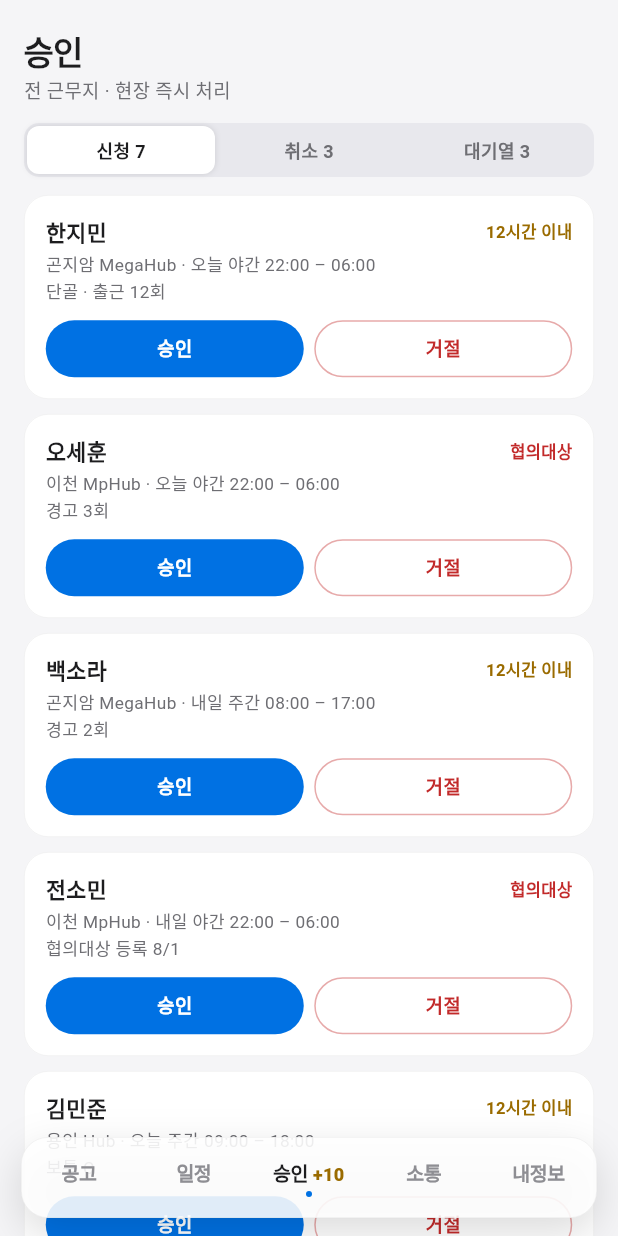
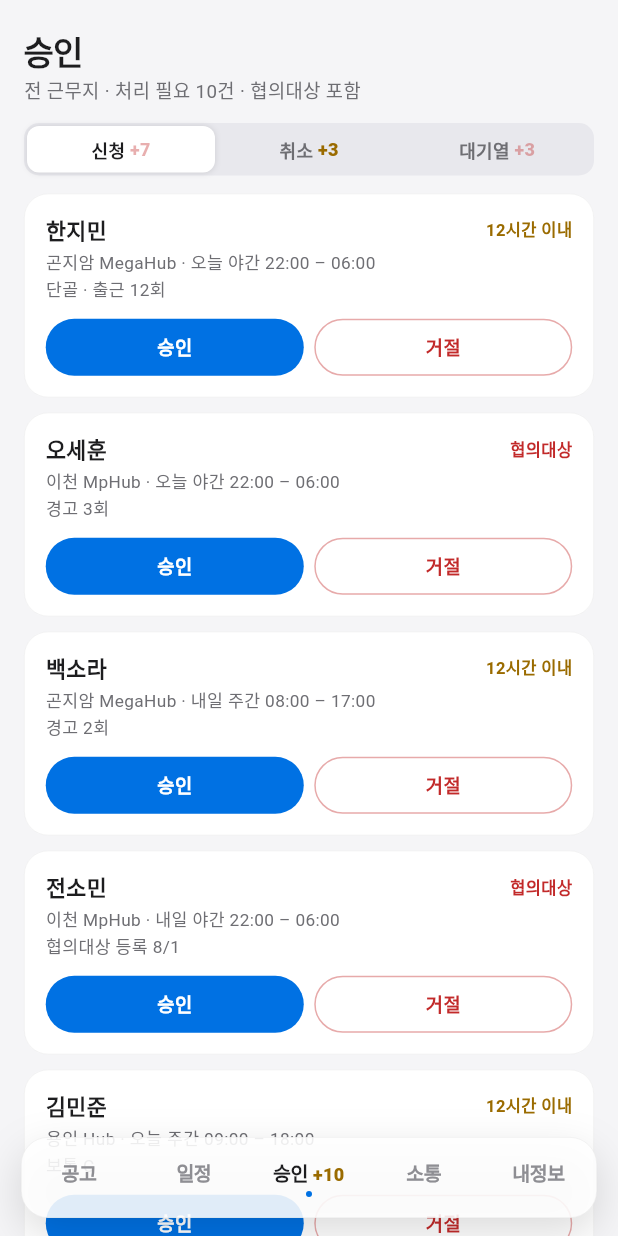
Before and after one commit to mogi-jeong/jobfit, a Flutter app: the AdminShell screen opened directly with empty values, item 3 of the bottom bar chosen, on a phone screen of 412 x 824 dp. Run offline on Flutter 3.47's test engine with Material 3 defaults, Android fonts, the phone set to English and light mode, and no system bars.

Commit message:
승인 탭 서브탭 배지 '+N' — 앰버(처리 필요)/회색(대기열 정보)/빨강+펄스(협의대상 신청·대기열 마감 5분 이내), 헤더에 처리 필요 건수

```diff
--- a/lib/main.dart
+++ b/lib/main.dart
@@ -1780,6 +1780,42 @@ Widget jPill(String t,
       ),
     );
 
+// 건수 배지 '+N' — 기본 앰버(처리 필요) · muted 회색(정보) · urgent 빨강 + 은은한 펄스(시간 임박·주의)
+Widget jBadge(int n, {bool urgent = false, bool muted = false}) {
+  final t = Text('+$n',
+      style: TextStyle(
+          fontSize: 12,
+          fontWeight: FontWeight.w800,
+          color: urgent ? JColors.red : (muted ? JColors.inactive : JColors.amber),
+          fontFeatures: const [FontFeature.tabularFigures()]));
+  return urgent ? _Pulse(child: t) : t;
+}
+
+// 1초 주기 페이드 펄스 — 진짜 급한 것에만 (장식 아님)
+class _Pulse extends StatefulWidget {
+  final Widget child;
+  const _Pulse({required this.child});
+  @override
+  State<_Pulse> createState() => _PulseState();
+}
+
+class _PulseState extends State<_Pulse> with SingleTickerProviderStateMixin {
+  late final AnimationController _c =
+      AnimationController(vsync: this, duration: const Duration(milliseconds: 900))..repeat(reverse: true);
+
+  @override
+  void dispose() {
+    _c.dispose();
+    super.dispose();
+  }
+
+  @override
+  Widget build(BuildContext context) => FadeTransition(
+        opacity: Tween<double>(begin: 1, end: .3).animate(CurvedAnimation(parent: _c, curve: Curves.easeInOut)),
+        child: widget.child,
+      );
+}
+
 void jSnack(BuildContext context, String msg) {
   ScaffoldMessenger.of(context).showSnackBar(SnackBar(
     content: Text(msg, style: const TextStyle(fontSize: 12.5, fontWeight: FontWeight.w600)),
@@ -2113,12 +2149,22 @@ class _ApprovalPageState extends State<ApprovalPage> {
       child: ListView(
         padding: const EdgeInsets.fromLTRB(16, 8, 16, 90),
         children: [
-          jHeader('승인', widget.admin.sites == null ? '전 근무지 · 현장 즉시 처리' : '담당 근무지 · 현장 즉시 처리'),
+          jHeader('승인',
+              '${widget.admin.sites == null ? '전 근무지' : '담당 근무지'} · 처리 필요 ${apps.length + cancels.length}건'
+              '${apps.any((a) => a.danger) ? ' · 협의대상 포함' : ''}'),
           Container(
             padding: const EdgeInsets.all(2),
             decoration: BoxDecoration(color: const Color(0xFFE8E8ED), borderRadius: BorderRadius.circular(10)),
             child: Row(children: [
-              for (final s in [('apply', '신청 ${apps.length}'), ('cancel', '취소 ${cancels.length}'), ('wait', '대기열 ${waits.length}')])
+              // (키, 라벨, 건수, 긴급) — 긴급: 협의대상 신청 / 대기열 마감 5분 이내 → 빨강 + 펄스
+              for (final s in <(String, String, int, bool)>[
+                ('apply', '신청', apps.length, apps.any((a) => a.danger)),
+                ('cancel', '취소', cancels.length, false),
+                ('wait', '대기열', waits.length, waits.any((w) {
+                  final left = w.deadline.difference(DateTime.now());
+                  return !left.isNegative && left.inMinutes < 5;
+                })),
+              ])
                 Expanded(
                   child: InkWell(
                     onTap: () => setState(() => sub = s.$1),
@@ -2133,10 +2179,16 @@ class _ApprovalPageState extends State<ApprovalPage> {
                             ? [BoxShadow(color: Colors.black.withValues(alpha: .12), blurRadius: 3)]
                             : null,
                       ),
-                      child: Text(s.$2,
-                          style: TextStyle(fontSize: 12,
-                              fontWeight: sub == s.$1 ? FontWeight.w700 : FontWeight.w600,
-                              color: sub == s.$1 ? JColors.ink : JColors.muted)),
+                      child: Row(mainAxisSize: MainAxisSize.min, children: [
+                        Text(s.$2,
+                            style: TextStyle(fontSize: 12,
+                                fontWeight: sub == s.$1 ? FontWeight.w700 : FontWeight.w600,
+                                color: sub == s.$1 ? JColors.ink : JColors.muted)),
+                        if (s.$3 > 0) ...[
+                          const SizedBox(width: 3),
+                          jBadge(s.$3, urgent: s.$4, muted: s.$1 == 'wait' && !s.$4),
+                        ],
+                      ]),
                     ),
                   ),
                 ),
```
